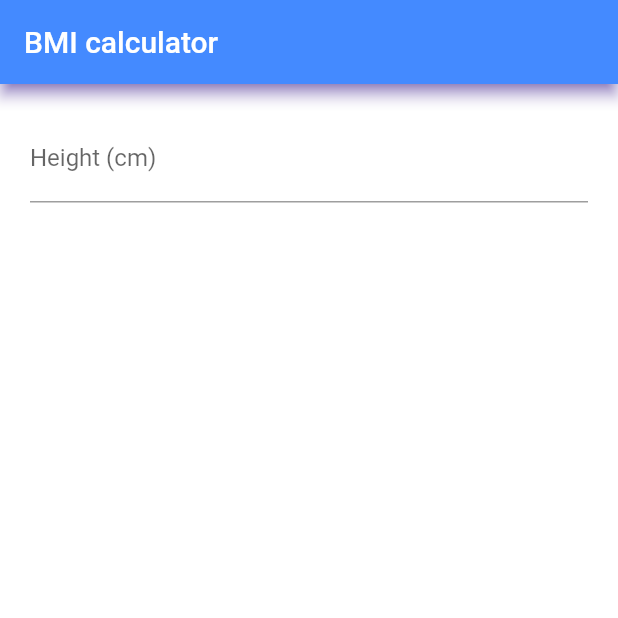
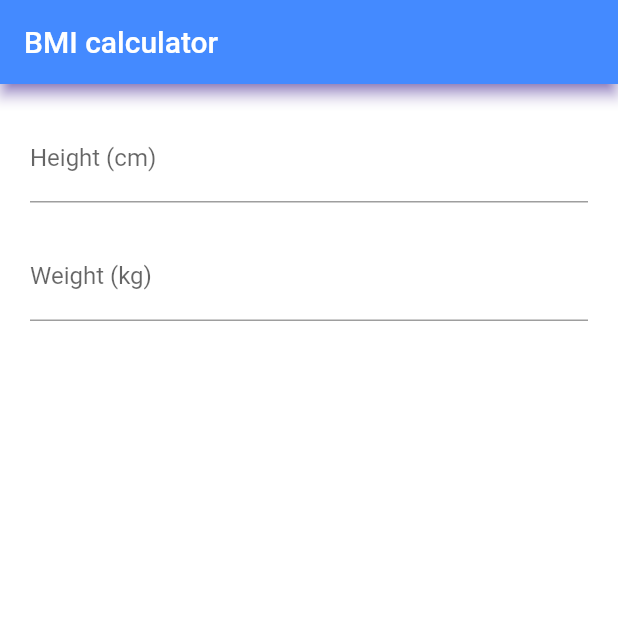
Before and after one commit to kirtijangid/BMI-calculator, a Flutter app: the screen it shows after launch, on a phone screen of 412 x 824 dp, the top half of it. Run offline on Flutter 3.47's test engine with Material 2 defaults, Android fonts, the phone set to English and light mode, and no system bars.

Commit message:
adding input textfield for weight

```diff
--- a/lib/appbar.dart
+++ b/lib/appbar.dart
@@ -34,10 +34,22 @@ class _AppbarState extends State<Appbar> {
                 labelText: 'Height (cm)',
                 suffixText: 'centmeters'
               ),
+            ),
+            const SizedBox(
+              height: 20,
+            ),
+            TextField(
+              controller: _heightController,
+              keyboardType: TextInputType.number,
+              textInputAction: TextInputAction.next,
+              decoration: const InputDecoration(
+                labelText: 'Weight (kg)',
+                suffixText: 'kilograms'
+              ),
             )
       ],
-      )
-      ,),
+      ),
+      ),
 
     );
   }
```
